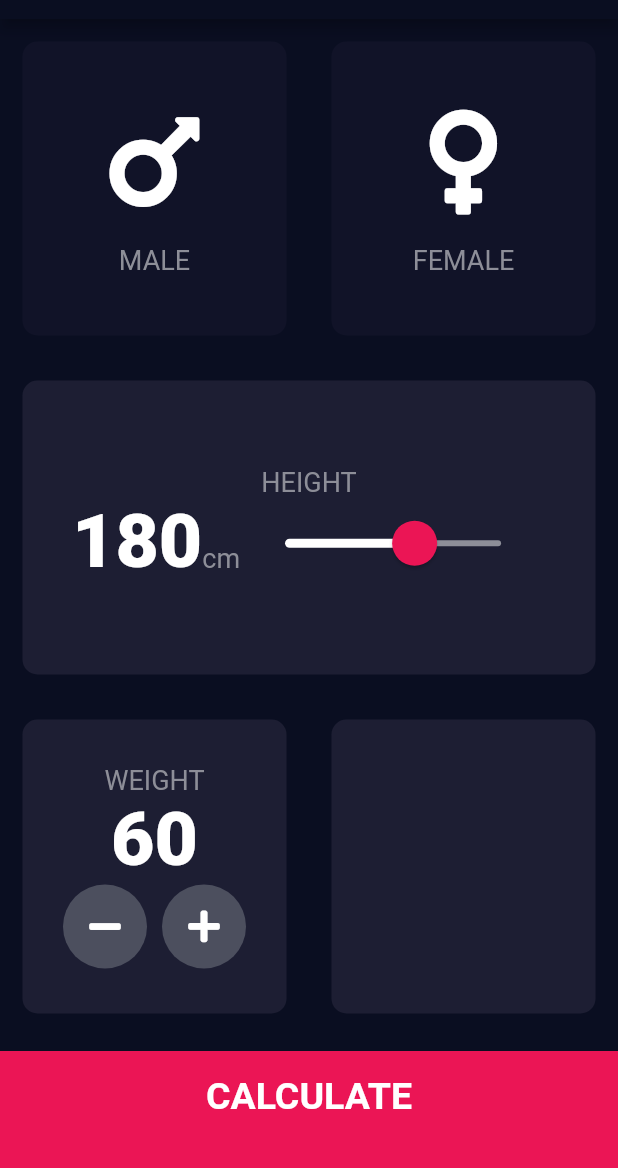
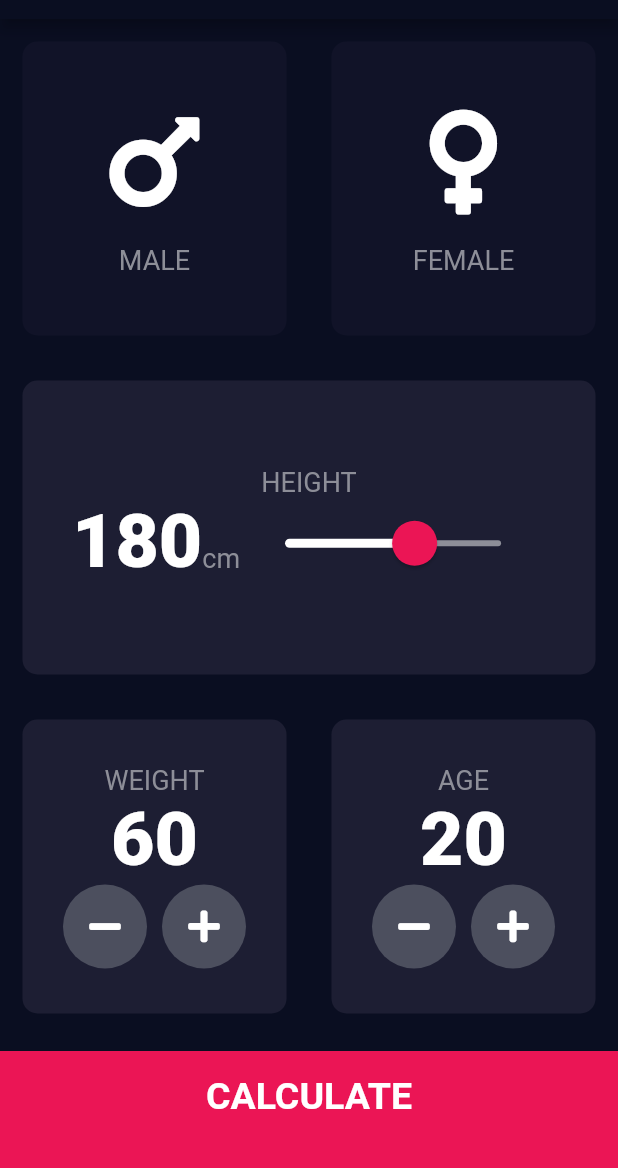
Before and after one commit to piotrek1543/BMI_Calculator_App, a Flutter app: the screen it shows after launch, on a phone screen of 412 x 824 dp, the part 65-1233 px from its top. Run offline on Flutter 3.47's test engine with Material 2 defaults, Android fonts, the phone set to English and light mode, and no system bars; our stand-ins replace font_awesome_flutter.

Commit message:
Adding texts and buttons to `age` widget, save its value to state.
TODO: Refactor bottom widgets code. Extract to separate file.

```diff
--- a/lib/screens/input_page.dart
+++ b/lib/screens/input_page.dart
@@ -21,6 +21,7 @@ class _InputPageState extends State<InputPage> {
   Gender selectedGender;
   int height = 180;
   int weight = 60;
+  int age = 20;
 
   @override
   Widget build(BuildContext context) {
@@ -167,6 +168,41 @@ class _InputPageState extends State<InputPage> {
                 Expanded(
                   child: ReusableCard(
                     color: kActiveCardColor,
+                    cardChild: Column(
+                      mainAxisAlignment: MainAxisAlignment.center,
+                      children: <Widget>[
+                        Text(
+                          'AGE',
+                          style: kLabelTextStyle,
+                        ),
+                        Text(
+                          age.toString(),
+                          style: kNumberTextStyle,
+                        ),
+                        Row(
+                          mainAxisAlignment: MainAxisAlignment.center,
+                          children: <Widget>[
+                            RoundIconButton(
+                              icon: FontAwesomeIcons.minus,
+                              onPressed: () {
+                                setState(() {
+                                  age -= 1;
+                                });
+                              },
+                            ),
+                            SizedBox(width: 10.0),
+                            RoundIconButton(
+                              icon: FontAwesomeIcons.plus,
+                              onPressed: () {
+                                setState(() {
+                                  age += 1;
+                                });
+                              },
+                            ),
+                          ],
+                        )
+                      ],
+                    ),
                   ),
                 ),
               ],
```
